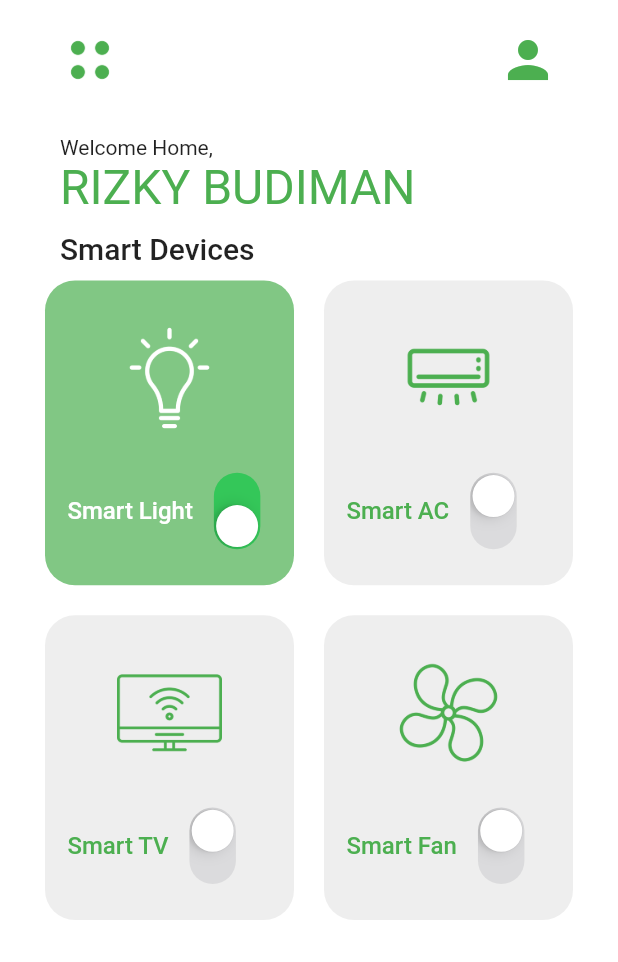
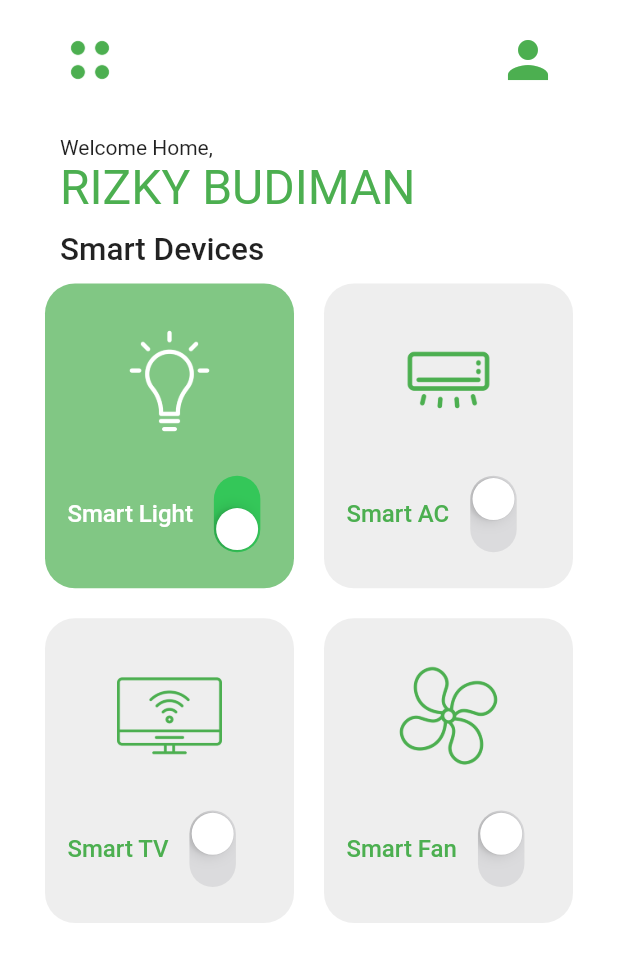
Before and after one commit to Rizkybudiman29/realhouse-2, a Flutter app: the screen it shows after launch, on a phone screen of 412 x 824 dp. Shown: the top 962 px of the screen. Run offline on Flutter 3.47's test engine with Material 2 defaults, Android fonts, the phone set to English and light mode, and no system bars; our stand-ins replace google_fonts; Roboto replaces fonts that are missing (Prompt).

Commit message:
edit font size smart devices

```diff
--- a/lib/home_page.dart
+++ b/lib/home_page.dart
@@ -106,7 +106,7 @@ class _HomePageState extends State<HomePage> {
               child: Text(
                 "Smart Devices",
                 style: GoogleFonts.prompt(
-                    fontSize: 20, fontWeight: FontWeight.w500),
+                    fontSize: 21, fontWeight: FontWeight.w500),
               ),
             ),
             const SizedBox(
```
